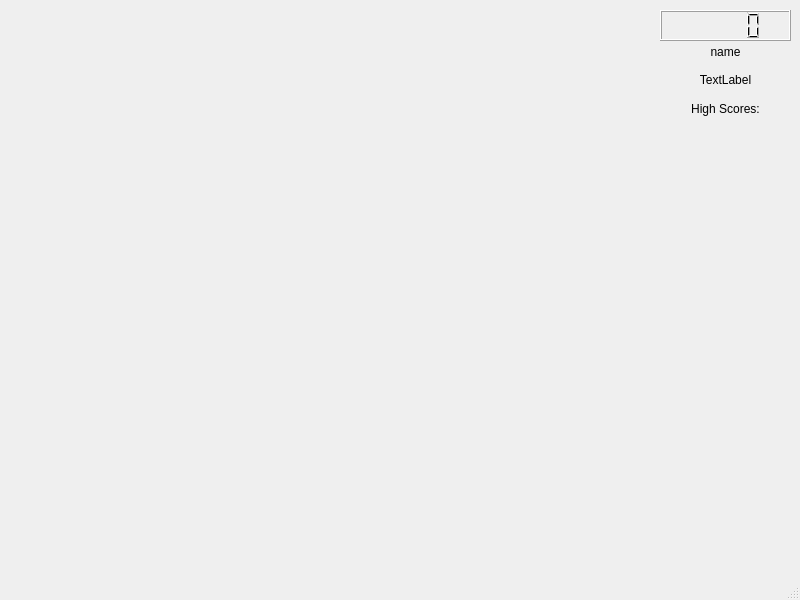
Qt form Game/gamewindow.ui (Iledius/NysseGame) before a commit.
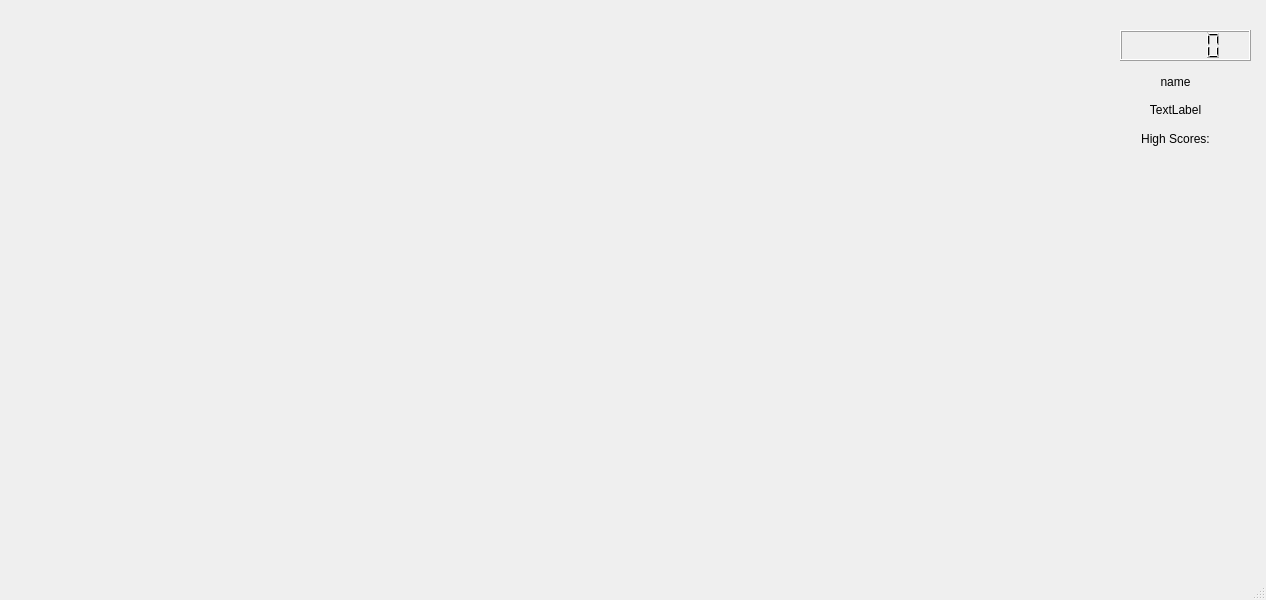
The same form after that commit.

```diff
--- a/Game/gamewindow.ui
+++ b/Game/gamewindow.ui
@@ -6,7 +6,7 @@
    <rect>
     <x>0</x>
     <y>0</y>
-    <width>800</width>
+    <width>1266</width>
     <height>600</height>
    </rect>
   </property>
@@ -17,8 +17,8 @@
    <widget class="QLCDNumber" name="scoreDisplay">
     <property name="geometry">
      <rect>
-      <x>660</x>
-      <y>10</y>
+      <x>1120</x>
+      <y>30</y>
       <width>131</width>
       <height>31</height>
      </rect>
@@ -27,8 +27,8 @@
    <widget class="QWidget" name="verticalLayoutWidget">
     <property name="geometry">
      <rect>
-      <x>670</x>
-      <y>40</y>
+      <x>1120</x>
+      <y>70</y>
       <width>111</width>
       <height>80</height>
      </rect>
```
Left out of the diff: 4 changed lines with no effect on the pictures.
